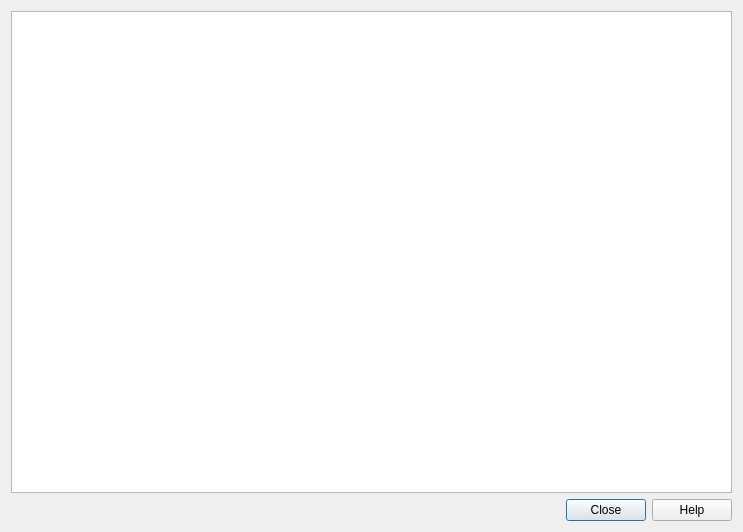
The window that src/terminaldialog.ui (LLIAKAJL/WineWizard) describes before a commit, drawn with Qt 5.
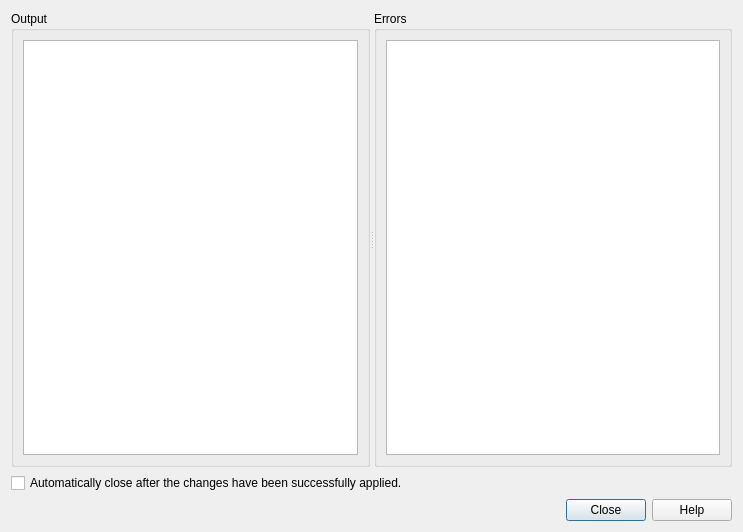
The same window after the commit.

The edit to the form file:
```diff
--- a/src/terminaldialog.ui
+++ b/src/terminaldialog.ui
@@ -13,11 +13,46 @@
   <property name="windowTitle">
    <string>Install Packages</string>
   </property>
-  <layout class="QVBoxLayout" name="verticalLayout">
+  <layout class="QVBoxLayout" name="verticalLayout_3">
    <item>
-    <widget class="QPlainTextEdit" name="terminal">
-     <property name="readOnly">
-      <bool>true</bool>
+    <widget class="QSplitter" name="splitter">
+     <property name="orientation">
+      <enum>Qt::Horizontal</enum>
+     </property>
+     <widget class="QGroupBox" name="outGB">
+      <property name="title">
+       <string>Output</string>
+      </property>
+      <layout class="QVBoxLayout" name="verticalLayout">
+       <item>
+        <widget class="QPlainTextEdit" name="out">
+         <property name="readOnly">
+          <bool>true</bool>
+         </property>
+        </widget>
+       </item>
+      </layout>
+     </widget>
+     <widget class="QGroupBox" name="errGB">
+      <property name="title">
+       <string>Errors</string>
+      </property>
+      <layout class="QVBoxLayout" name="verticalLayout_2">
+       <item>
+        <widget class="QPlainTextEdit" name="err">
+         <property name="readOnly">
+          <bool>true</bool>
+         </property>
+        </widget>
+       </item>
+      </layout>
+     </widget>
+    </widget>
+   </item>
+   <item>
+    <widget class="QCheckBox" name="close">
+     <property name="text">
+      <string>Automatically close after the changes have been successfully applied.</string>
      </property>
     </widget>
    </item>
```
